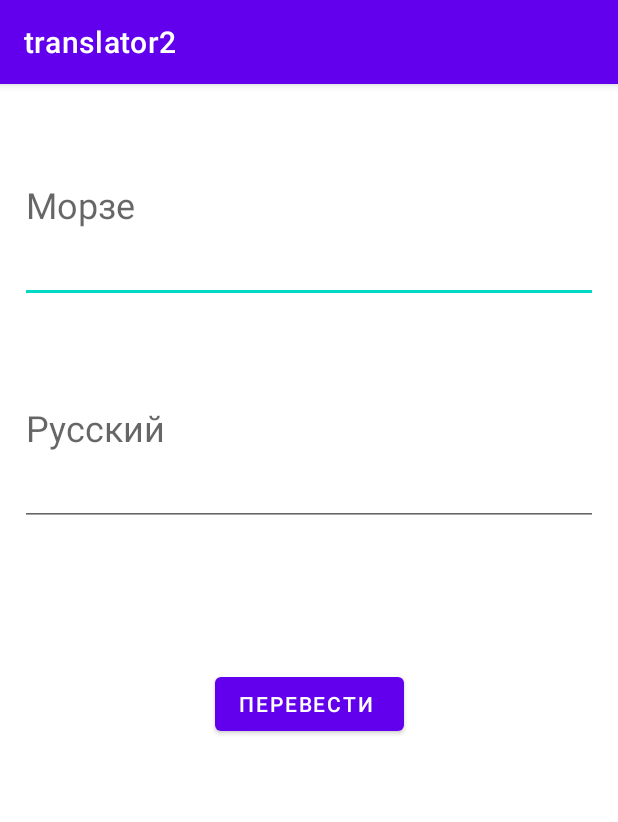
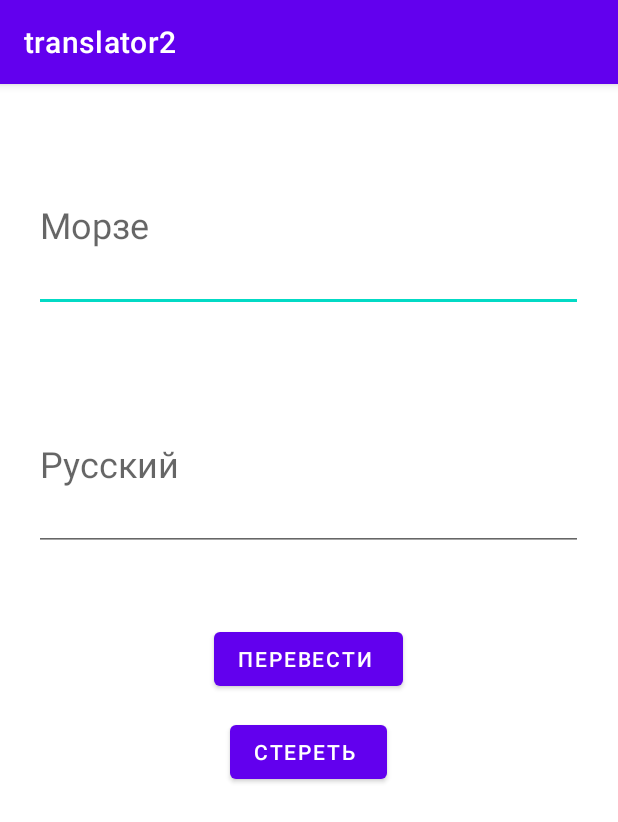
Before and after one commit to nPocTocax/translator2, an Android app: the screen it shows after launch (MainActivity), on a phone screen of 412 x 824 dp. Shown: the top 822 px of the screen. Run offline under Robolectric (Android 15) with nearby library versions, the phone set to English and light mode, and no system bars.

Commit message:
работает3

```diff
--- a/app/src/main/java/com/example/translator2/MainActivity.java
+++ b/app/src/main/java/com/example/translator2/MainActivity.java
@@ -13,18 +13,16 @@ public class MainActivity extends AppCompatActivity {
     public Button button;
     public EditText editText;
     public EditText editMorse;
+    public Button button2;
 
     char[] russian = {'а', 'б', 'в', 'г', 'д', 'е', 'ж', 'з', 'и', 'й', 'к',
             'л', 'м', 'н', 'о', 'п', 'р', 'с', 'т', 'у', 'ф', 'х', 'ц',
-            'ч', 'ш', 'щ', 'ъ', 'ы', 'ь', 'э', 'ю', 'я', ' '};
-    char[] russian2 = {'a', 'b', 'v', 'g', 'd', 'e', 'j', 'z', 'i', 'y', 'k',
-            'l', 'm', 'n', 'o', 'p', 'r', 'c', 't', 'y', 'f', 'h', 'c',
-            '4', 'W', 'W', '6', '7', '8', '9', '3', 'j', ' '};
+            'ч', 'ш', 'щ', 'ъ', 'ы', 'ь', 'э', 'ю', 'я', ' ', '1', '2', '3', '4', '5', '6', '7', '8', '9', '0', '.', ',', '-', '?', '!', };
 
     String[] morse = {".-", "-...", ".--", "--.", "-..", ".", "...-", "--..", "..", ".---",
             "-.-", ".-..", "--", "-.", "---", ".--.", ".-.", "...", "-",
             "..-", "..-.", "....", "-.-.", "---.", "----", "--.-", "--.--", "-.--",
-            "-..-", "..-..", "..--", ".-.-", " "};
+            "-..-", "..-..", "..--", ".-.-", "", ".----", "..---", "...--", "....-", ".....", "-....", "--...", "---..", "----.", "-----", ".-.-.-", "--..--", "-....-", "..--..", "-.-.--", " "};
 
     @Override
     protected void onCreate(Bundle savedInstanceState) {
@@ -34,6 +32,16 @@ public class MainActivity extends AppCompatActivity {
         button = findViewById(R.id.button);
         editText = findViewById(R.id.editText);
         editMorse = findViewById(R.id.editMorse);
+        button2 = findViewById(R.id.button2);
+
+        button2.setOnClickListener(new View.OnClickListener() {
+            @Override
+            public void onClick(View view) {
+                editText.setText("");
+                editMorse.setText("");
+
+            }
+        });
 
         button.setOnClickListener(new View.OnClickListener() {
             @Override
@@ -63,7 +71,7 @@ public class MainActivity extends AppCompatActivity {
 
     String translateToMorse(char letter){
         for (int i = 0; i < russian.length; i++) {
-            if (letter == russian2[i]) {
+            if (letter == russian[i]) {
                 return morse[i];
             }
         }
@@ -74,7 +82,7 @@ public class MainActivity extends AppCompatActivity {
     char traslateFromMorse(String str) {
         for (int i = 0; i < morse.length; i++) {
             if(str.equals(morse[i])){
-                return russian2[i];
+                return russian[i];
             }
         }
         return '@';
--- a/app/src/main/res/layout/activity_main.xml
+++ b/app/src/main/res/layout/activity_main.xml
@@ -9,29 +9,31 @@
 
     <EditText
         android:id="@+id/editMorse"
-        android:layout_width="385dp"
-        android:layout_height="130dp"
+        android:layout_width="366dp"
+        android:layout_height="116dp"
         android:hint="Морзе"
         android:textSize="24sp"
         app:layout_constraintBottom_toBottomOf="parent"
         app:layout_constraintEnd_toEndOf="parent"
+        app:layout_constraintHorizontal_bias="0.488"
         app:layout_constraintStart_toStartOf="parent"
         app:layout_constraintTop_toTopOf="parent"
-        app:layout_constraintVertical_bias="0.025" />
+        app:layout_constraintVertical_bias="0.055" />
 
     <EditText
         android:id="@+id/editText"
-        android:layout_width="385dp"
-        android:layout_height="130dp"
+        android:layout_width="366dp"
+        android:layout_height="116dp"
         android:ems="10"
         android:hint="Русский"
         android:inputType="text"
         android:textSize="24sp"
         app:layout_constraintBottom_toBottomOf="parent"
         app:layout_constraintEnd_toEndOf="parent"
+        app:layout_constraintHorizontal_bias="0.488"
         app:layout_constraintStart_toStartOf="parent"
         app:layout_constraintTop_toTopOf="parent"
-        app:layout_constraintVertical_bias="0.258" />
+        app:layout_constraintVertical_bias="0.3" />
 
     <Button
         android:id="@+id/button"
@@ -40,8 +42,21 @@
         android:text="Перевести "
         app:layout_constraintBottom_toBottomOf="parent"
         app:layout_constraintEnd_toEndOf="parent"
+        app:layout_constraintHorizontal_bias="0.498"
         app:layout_constraintStart_toStartOf="parent"
         app:layout_constraintTop_toTopOf="parent"
-        app:layout_constraintVertical_bias="0.541" />
+        app:layout_constraintVertical_bias="0.499" />
+
+    <Button
+        android:id="@+id/button2"
+        android:layout_width="wrap_content"
+        android:layout_height="wrap_content"
+        android:text="стереть "
+        app:layout_constraintBottom_toBottomOf="parent"
+        app:layout_constraintEnd_toEndOf="parent"
+        app:layout_constraintHorizontal_bias="0.498"
+        app:layout_constraintStart_toStartOf="parent"
+        app:layout_constraintTop_toTopOf="parent"
+        app:layout_constraintVertical_bias="0.585" />
 
 </androidx.constraintlayout.widget.ConstraintLayout>
```
